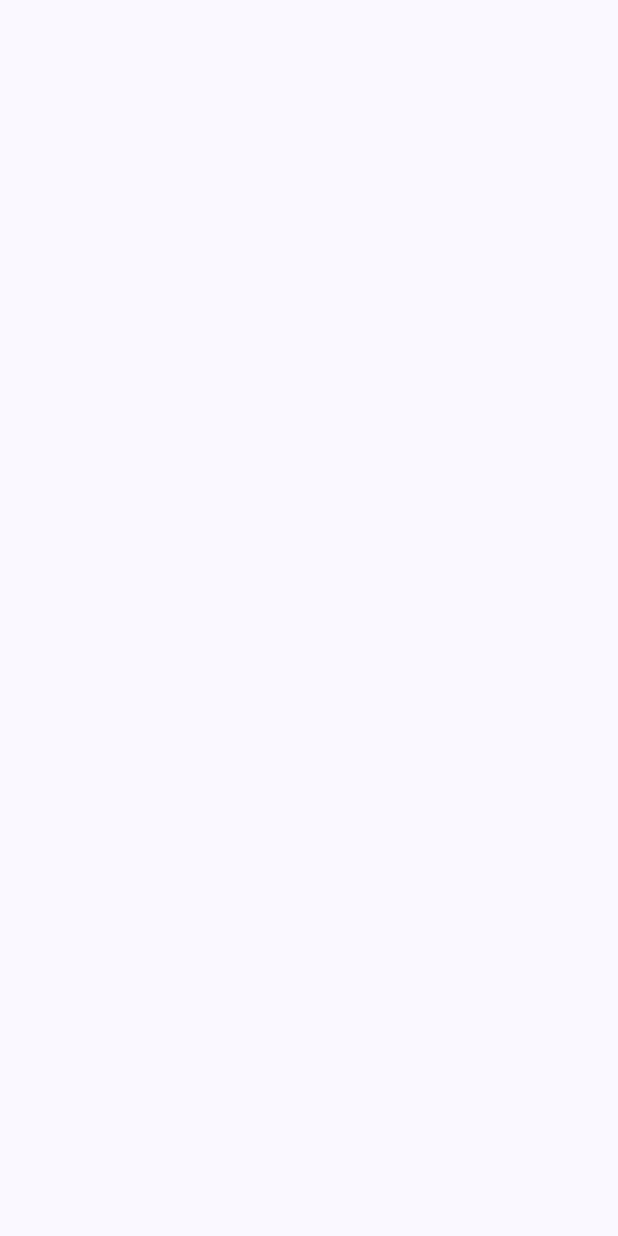
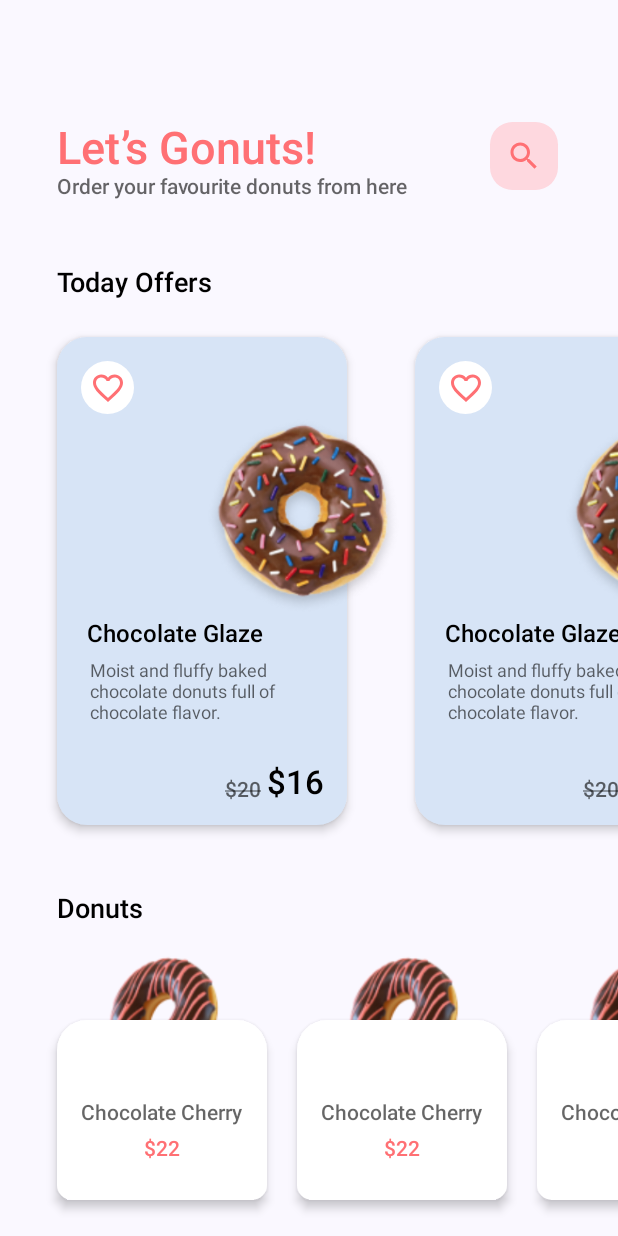
Before and after one commit to marwanm7moud/GoNuts-App-UI, an Android app built with Jetpack Compose: the HomeScreen screen opened through its navigation route, on a phone screen of 412 x 824 dp. Before the commit the screen is empty. Run offline under Robolectric (Android 15) with nearby library versions, the phone set to English and light mode, and no system bars; our stand-ins replace Dagger/Hilt's generated code, accompanist, constraintlayout-compose.

Commit message:
finish second screen without bottom navigation

```diff
--- a/app/build.gradle
+++ b/app/build.gradle
@@ -76,4 +76,7 @@ dependencies {
     //constraintLayout
     implementation "androidx.constraintlayout:constraintlayout-compose:1.0.1"
 
+    //System UI Controller
+    implementation "com.google.accompanist:accompanist-systemuicontroller:0.28.0"
+
 }
--- a/app/src/main/java/com/example/godonut/MainActivity.kt
+++ b/app/src/main/java/com/example/godonut/MainActivity.kt
@@ -14,6 +14,7 @@ import com.example.godonut.screens.DetailsScreen
 import com.example.godonut.screens.HomeScreen
 import com.example.godonut.screens.onBoarding.OnBoardingScreen
 import com.example.godonut.ui.theme.GoDonutTheme
+import com.google.accompanist.systemuicontroller.rememberSystemUiController
 import dagger.hilt.android.AndroidEntryPoint
 
 @AndroidEntryPoint
@@ -27,11 +28,21 @@ class MainActivity : ComponentActivity() {
                     color = MaterialTheme.colorScheme.background
                 ) {
                     val navController = rememberNavController()
-                    NavHost(navController = navController, startDestination = GoNutRoutes.OnBoardingScreen.route) {
-                        composable(GoNutRoutes.OnBoardingScreen.route) { OnBoardingScreen(navController) }
+                    val systemUiController = rememberSystemUiController()
+                    NavHost(
+                        navController = navController,
+                        startDestination = GoNutRoutes.OnBoardingScreen.route
+                    ) {
+                        composable(GoNutRoutes.OnBoardingScreen.route) {
+                            OnBoardingScreen(
+                                navController,
+                                systemUiController
+                            )
+                        }
                         composable(GoNutRoutes.HomeScreen.route) { HomeScreen() }
                         composable(GoNutRoutes.DetailsScreen.route) { DetailsScreen() }
                     }
+
                 }
             }
         }
--- /dev/null
+++ b/app/src/main/java/com/example/godonut/composables/DonutsCard.kt
@@ -0,0 +1,95 @@
+package com.example.godonut.composables
+
+import androidx.compose.foundation.clickable
+import androidx.compose.foundation.layout.height
+import androidx.compose.foundation.layout.padding
+import androidx.compose.foundation.layout.width
+import androidx.compose.foundation.shape.RoundedCornerShape
+import androidx.compose.material3.Surface
+import androidx.compose.material3.Text
+import androidx.compose.runtime.Composable
+import androidx.compose.ui.Modifier
+import androidx.compose.ui.graphics.Color
+import androidx.compose.ui.text.font.FontWeight
+import androidx.compose.ui.tooling.preview.Preview
+import androidx.compose.ui.unit.dp
+import androidx.compose.ui.unit.sp
+import androidx.constraintlayout.compose.ConstraintLayout
+import com.example.godonut.R
+import com.example.godonut.ui.theme.GoDonutTheme
+import com.example.godonut.ui.theme.Primary
+import com.example.godonut.ui.theme.Text100
+import com.example.godonut.ui.theme.Text60
+
+
+@Composable
+fun DonutsCard() {
+    ConstraintLayout() {
+        val (image, background, title, price) = createRefs()
+        val centerImage = createGuidelineFromTop(0.3f)
+
+        Surface(
+            shape = RoundedCornerShape(
+                topStart = 20.dp,
+                topEnd = 20.dp,
+                bottomStart = 10.dp,
+                bottomEnd = 10.dp
+            ),
+            color = Color.White,
+            shadowElevation = 4.dp,
+            modifier = Modifier
+                .clickable {
+
+                }
+                .constrainAs(background) {
+                    top.linkTo(centerImage)
+                }
+                .height(120.dp)
+                .width(140.dp)
+        ) {}
+        DonutImage(
+            height = 105,
+            width = 105,
+            drawable = R.drawable.chocolate_cherry,
+            modifier = Modifier.constrainAs(image) {
+                top.linkTo(parent.top)
+                start.linkTo(parent.start)
+                end.linkTo(parent.end)
+            }
+        )
+        Text(
+            text = "Chocolate Cherry",
+            color = Text60,
+            fontSize = 14.sp,
+            fontWeight = FontWeight.Medium,
+            modifier = Modifier
+                .constrainAs(title) {
+                    top.linkTo(image.bottom)
+                    start.linkTo(background.start)
+                    end.linkTo(background.end)
+                }
+        )
+        Text(
+            text = "\$22",
+            color = Primary,
+            fontSize = 14.sp,
+            fontWeight = FontWeight.SemiBold,
+            modifier = Modifier
+                .padding(top = 8.dp)
+                .constrainAs(price) {
+                    top.linkTo(title.bottom)
+                    start.linkTo(background.start)
+                    end.linkTo(background.end)
+                }
+        )
+
+    }
+}
+
+@Preview()
+@Composable
+fun DonutsCardPreview() {
+    GoDonutTheme {
+        DonutsCard()
+    }
+}
--- /dev/null
+++ b/app/src/main/java/com/example/godonut/composables/TodaysOfferCard.kt
@@ -0,0 +1,147 @@
+package com.example.godonut.composables
+
+import androidx.compose.foundation.clickable
+import androidx.compose.foundation.layout.Arrangement
+import androidx.compose.foundation.layout.PaddingValues
+import androidx.compose.foundation.layout.Row
+import androidx.compose.foundation.layout.height
+import androidx.compose.foundation.layout.offset
+import androidx.compose.foundation.layout.padding
+import androidx.compose.foundation.layout.size
+import androidx.compose.foundation.layout.width
+import androidx.compose.foundation.shape.CircleShape
+import androidx.compose.foundation.shape.RoundedCornerShape
+import androidx.compose.material3.Button
+import androidx.compose.material3.ButtonDefaults
+import androidx.compose.material3.Icon
+import androidx.compose.material3.Surface
+import androidx.compose.material3.Text
+import androidx.compose.runtime.Composable
+import androidx.compose.ui.Alignment
+import androidx.compose.ui.Modifier
+import androidx.compose.ui.graphics.Color
+import androidx.compose.ui.res.painterResource
+import androidx.compose.ui.res.stringResource
+import androidx.compose.ui.text.TextStyle
+import androidx.compose.ui.text.font.FontWeight
+import androidx.compose.ui.text.style.TextDecoration
+import androidx.compose.ui.tooling.preview.Preview
+import androidx.compose.ui.unit.dp
+import androidx.compose.ui.unit.sp
+import androidx.constraintlayout.compose.ConstraintLayout
+import com.example.godonut.R
+import com.example.godonut.ui.theme.GoDonutTheme
+import com.example.godonut.ui.theme.Primary
+import com.example.godonut.ui.theme.Text100
+import com.example.godonut.ui.theme.Text60
+import com.example.godonut.ui.theme.TodayCardColor
+
+@Composable
+fun TodaysOfferCard() {
+    ConstraintLayout(
+        modifier = Modifier.clickable {
+
+        }
+    ) {
+        val (background, favorate, donut, title, subtitle, price) = createRefs()
+        Surface(
+            shape = RoundedCornerShape(20.dp),
+            color = TodayCardColor,
+            shadowElevation = 4.dp,
+            modifier = Modifier
+                .constrainAs(background) {}
+                .height(325.dp)
+                .width(193.dp)
+        ) {}
+        Button(
+            colors = ButtonDefaults.buttonColors(containerColor = Color.White),
+            shape = CircleShape,
+            modifier = Modifier
+                .padding(top = 15.dp, start = 15.dp)
+                .size(35.dp)
+                .constrainAs(favorate) {
+                    top.linkTo(background.top)
+                    start.linkTo(background.start)
+                },
+            contentPadding = PaddingValues(0.dp),
+            onClick = {},
+        ) {
+            Icon(
+                painter = painterResource(id = R.drawable.baseline_favorite_border_24),
+                tint = Primary,
+                contentDescription = "",
+            )
+        }
+        DonutImage(
+            height = 138,
+            width = 138,
+            drawable = R.drawable.card_donut,
+            modifier = Modifier
+                .constrainAs(donut) {
+                    top.linkTo(favorate.bottom)
+                    end.linkTo(background.end)
+                }
+                .offset(x = (40).dp)
+        )
+        Text(
+            text = "Chocolate Glaze",
+            color = Text100,
+            fontSize = 16.sp,
+            fontWeight = FontWeight.Medium,
+            modifier = Modifier
+                .padding(start = 20.dp)
+                .constrainAs(title) {
+                    top.linkTo(donut.bottom)
+                    start.linkTo(background.start)
+                }
+        )
+        Text(
+            text = "Moist and fluffy baked chocolate donuts full of chocolate flavor.",
+            color = Text60,
+            fontSize = 12.sp,
+            fontWeight = FontWeight.Normal,
+            modifier = Modifier
+                .padding(start = 20.dp, top = 8.dp)
+                .width(170.dp)
+                .constrainAs(subtitle) {
+                    top.linkTo(title.bottom)
+                    start.linkTo(background.start)
+                    end.linkTo(background.end)
+                }
+        )
+        Row(
+            horizontalArrangement = Arrangement.End,
+            verticalAlignment = Alignment.Bottom,
+            modifier = Modifier
+                .padding(end = 15.dp, bottom = 15.dp)
+                .constrainAs(price) {
+                    bottom.linkTo(background.bottom)
+                    end.linkTo(background.end)
+                }
+        ) {
+            Text(
+                text = "\$20",
+                color = Text60,
+                fontSize = 14.sp,
+                fontWeight = FontWeight.SemiBold,
+                style = TextStyle(textDecoration = TextDecoration.LineThrough),
+                modifier = Modifier
+            )
+            Text(
+                text = "\$16",
+                color = Text100,
+                fontSize = 22.sp,
+                fontWeight = FontWeight.SemiBold,
+                modifier = Modifier.padding(start = 4.dp)
+            )
+        }
+    }
+}
+
+@Preview(showSystemUi = true)
+@Composable
+fun TodaysOfferCardPreview() {
+    GoDonutTheme {
+        TodaysOfferCard()
+    }
+}
--- a/app/src/main/java/com/example/godonut/screens/HomeScreen.kt
+++ b/app/src/main/java/com/example/godonut/screens/HomeScreen.kt
@@ -1,12 +1,117 @@
 package com.example.godonut.screens
 
+import androidx.compose.foundation.layout.Arrangement
+import androidx.compose.foundation.layout.Column
+import androidx.compose.foundation.layout.PaddingValues
+import androidx.compose.foundation.layout.Row
+import androidx.compose.foundation.layout.fillMaxSize
+import androidx.compose.foundation.layout.fillMaxWidth
+import androidx.compose.foundation.layout.padding
+import androidx.compose.foundation.layout.size
+import androidx.compose.foundation.lazy.LazyColumn
+import androidx.compose.foundation.lazy.LazyRow
+import androidx.compose.foundation.shape.RoundedCornerShape
+import androidx.compose.material3.Button
+import androidx.compose.material3.ButtonDefaults
+import androidx.compose.material3.Icon
+import androidx.compose.material3.Text
 import androidx.compose.runtime.Composable
+import androidx.compose.ui.Modifier
+import androidx.compose.ui.res.painterResource
+import androidx.compose.ui.res.stringResource
+import androidx.compose.ui.text.font.FontWeight
 import androidx.compose.ui.tooling.preview.Preview
+import androidx.compose.ui.unit.dp
+import androidx.compose.ui.unit.sp
+import com.example.godonut.R
+import com.example.godonut.composables.DonutsCard
+import com.example.godonut.composables.TodaysOfferCard
+import com.example.godonut.ui.theme.Background
 import com.example.godonut.ui.theme.GoDonutTheme
+import com.example.godonut.ui.theme.Primary
+import com.example.godonut.ui.theme.Text100
+import com.example.godonut.ui.theme.Text60
 
 @Composable
 fun HomeScreen() {
-
+    LazyColumn(
+        modifier = Modifier
+            .fillMaxSize()
+    ) {
+        item {
+            Row(
+                horizontalArrangement = Arrangement.SpaceBetween,
+                modifier = Modifier
+                    .fillMaxWidth()
+                    .padding(end = 40.dp)
+                    .padding(start = 38.dp, top = 81.dp)
+            ) {
+                Column {
+                    Text(
+                        text = stringResource(id = R.string.letsGonuts),
+                        fontSize = 30.sp,
+                        fontWeight = FontWeight.SemiBold,
+                        color = Primary
+                    )
+                    Text(
+                        text = stringResource(id = R.string.subLetsGonuts),
+                        fontSize = 14.sp,
+                        fontWeight = FontWeight.Medium,
+                        color = Text60
+                    )
+                }
+                Button(
+                    colors = ButtonDefaults.buttonColors(containerColor = Background),
+                    shape = RoundedCornerShape(15.dp),
+                    modifier = Modifier.size(45.dp),
+                    contentPadding = PaddingValues(0.dp),
+                    onClick = {}
+                ) {
+                    Icon(
+                        painter = painterResource(id = R.drawable.baseline_search_24),
+                        tint = Primary,
+                        contentDescription = "",
+                    )
+                }
+            }
+        }
+        item {
+            Text(
+                text = stringResource(id = R.string.todayOffers),
+                color = Text100,
+                modifier = Modifier.padding(start = 38.dp, top = 45.dp)
+            )
+        }
+        item {
+            LazyRow(
+                contentPadding = PaddingValues(horizontal = 38.dp),
+                modifier = Modifier.padding(top = 25.dp),
+                horizontalArrangement = Arrangement.spacedBy(45.dp)
+            ) {
+                items(5) {
+                    TodaysOfferCard()
+                }
+            }
+        }
+        item {
+            Text(
+                text = stringResource(id = R.string.donuts),
+                color = Text100,
+                modifier = Modifier.padding(start = 38.dp, top = 45.dp)
+            )
+        }
+        item {
+            LazyRow(
+                contentPadding = PaddingValues(horizontal = 38.dp),
+                modifier = Modifier.padding(top = 12.dp, bottom = 20.dp),
+                horizontalArrangement = Arrangement.spacedBy(20.dp)
+            ) {
+                items(5) {
+                    DonutsCard()
+                }
+            }
+        }
+    }
 }
 
 @Preview(showSystemUi = true)
--- a/app/src/main/java/com/example/godonut/screens/onBoarding/OnBoardingScreen.kt
+++ b/app/src/main/java/com/example/godonut/screens/onBoarding/OnBoardingScreen.kt
@@ -10,6 +10,7 @@ import androidx.compose.material3.ButtonDefaults
 import androidx.compose.material3.MaterialTheme
 import androidx.compose.material3.Text
 import androidx.compose.runtime.Composable
+import androidx.compose.runtime.SideEffect
 import androidx.compose.ui.Modifier
 import androidx.compose.ui.graphics.Color
 import androidx.compose.ui.res.stringResource
@@ -25,16 +26,21 @@ import com.example.godonut.R
 import com.example.godonut.ui.theme.Background
 import com.example.godonut.ui.theme.GoDonutTheme
 import com.example.godonut.ui.theme.Primary
+import com.google.accompanist.systemuicontroller.SystemUiController
+import com.google.accompanist.systemuicontroller.rememberSystemUiController
 
 @Composable
-fun OnBoardingScreen(navController: NavHostController) {
-    OnBoardingContent(){
+fun OnBoardingScreen(navController: NavHostController, systemUiController: SystemUiController) {
+    SideEffect {
+        systemUiController.setStatusBarColor(color = Primary)
+    }
+    OnBoardingContent() {
         navController.navigate(GoNutRoutes.HomeScreen.route)
     }
 }
 
 @Composable
-fun OnBoardingContent(navigate: ()->Unit) {
+fun OnBoardingContent(navigate: () -> Unit) {
     ConstraintLayout(
         modifier = Modifier
             .fillMaxSize()
@@ -65,13 +71,14 @@ fun OnBoardingContent(navigate: ()->Unit) {
                 }
         )
         Button(
-            onClick = navigate ,
-            colors=ButtonDefaults.buttonColors(containerColor = Color.White),
-            modifier = Modifier.fillMaxWidth()
+            onClick = navigate,
+            colors = ButtonDefaults.buttonColors(containerColor = Color.White),
+            modifier = Modifier
+                .fillMaxWidth()
                 .padding(horizontal = 40.dp)
                 .padding(bottom = 30.dp)
                 .height(55.dp)
-                .constrainAs(getStartedButton){
+                .constrainAs(getStartedButton) {
                     bottom.linkTo(parent.bottom)
                 }
 
@@ -95,6 +102,7 @@ fun OnBoardingContent(navigate: ()->Unit) {
 fun OnBoardingScreenPreview() {
     GoDonutTheme {
         val navController = rememberNavController()
-        OnBoardingScreen(navController)
+        val systemUiController = rememberSystemUiController()
+        OnBoardingScreen(navController, systemUiController)
     }
 }
--- a/app/src/main/java/com/example/godonut/ui/theme/Color.kt
+++ b/app/src/main/java/com/example/godonut/ui/theme/Color.kt
@@ -14,3 +14,4 @@ val Background = Color(0xFFFED8DF)
 val Primary = Color(0xFFFF7074)
 val Text100 = Color(0xFF000000)
 val Text60 = Color(0x99000000)
+val TodayCardColor = Color(0xFFD7E4F6)
--- /dev/null
+++ b/app/src/main/res/drawable/baseline_favorite_border_24.xml
@@ -0,0 +1,5 @@
+<vector android:height="24dp" android:tint="#000000"
+    android:viewportHeight="24" android:viewportWidth="24"
+    android:width="24dp" xmlns:android="http://schemas.android.com/apk/res/android">
+    <path android:fillColor="@android:color/white" android:pathData="M16.5,3c-1.74,0 -3.41,0.81 -4.5,2.09C10.91,3.81 9.24,3 7.5,3 4.42,3 2,5.42 2,8.5c0,3.78 3.4,6.86 8.55,11.54L12,21.35l1.45,-1.32C18.6,15.36 22,12.28 22,8.5 22,5.42 19.58,3 16.5,3zM12.1,18.55l-0.1,0.1 -0.1,-0.1C7.14,14.24 4,11.39 4,8.5 4,6.5 5.5,5 7.5,5c1.54,0 3.04,0.99 3.57,2.36h1.87C13.46,5.99 14.96,5 16.5,5c2,0 3.5,1.5 3.5,3.5 0,2.89 -3.14,5.74 -7.9,10.05z"/>
+</vector>
--- /dev/null
+++ b/app/src/main/res/drawable/baseline_search_24.xml
@@ -0,0 +1,5 @@
+<vector android:height="24dp" android:tint="#000000"
+    android:viewportHeight="24" android:viewportWidth="24"
+    android:width="24dp" xmlns:android="http://schemas.android.com/apk/res/android">
+    <path android:fillColor="@android:color/white" android:pathData="M15.5,14h-0.79l-0.28,-0.27C15.41,12.59 16,11.11 16,9.5 16,5.91 13.09,3 9.5,3S3,5.91 3,9.5 5.91,16 9.5,16c1.61,0 3.09,-0.59 4.23,-1.57l0.27,0.28v0.79l5,4.99L20.49,19l-4.99,-5zM9.5,14C7.01,14 5,11.99 5,9.5S7.01,5 9.5,5 14,7.01 14,9.5 11.99,14 9.5,14z"/>
+</vector>
--- a/app/src/main/res/values/strings.xml
+++ b/app/src/main/res/values/strings.xml
@@ -1,5 +1,9 @@
 <resources>
     <string name="app_name">GoDonut</string>
     <string name="title">Gonuts\nwith\nDonuts</string>
+    <string name="letsGonuts">Let’s Gonuts!</string>
+    <string name="subLetsGonuts">Order your favourite donuts from here</string>
+    <string name="todayOffers">Today Offers</string>
+    <string name="donuts">Donuts</string>
     <string name="sub_title">Gonuts with Donuts is a Sri Lanka\ndedicated food outlets for specialize\nmanufacturing of Donuts in Colombo,\nSri Lanka.</string>
 </resources>
```
Also changed, not shown: app/src/main/res/drawable/card_donut.png (added).
